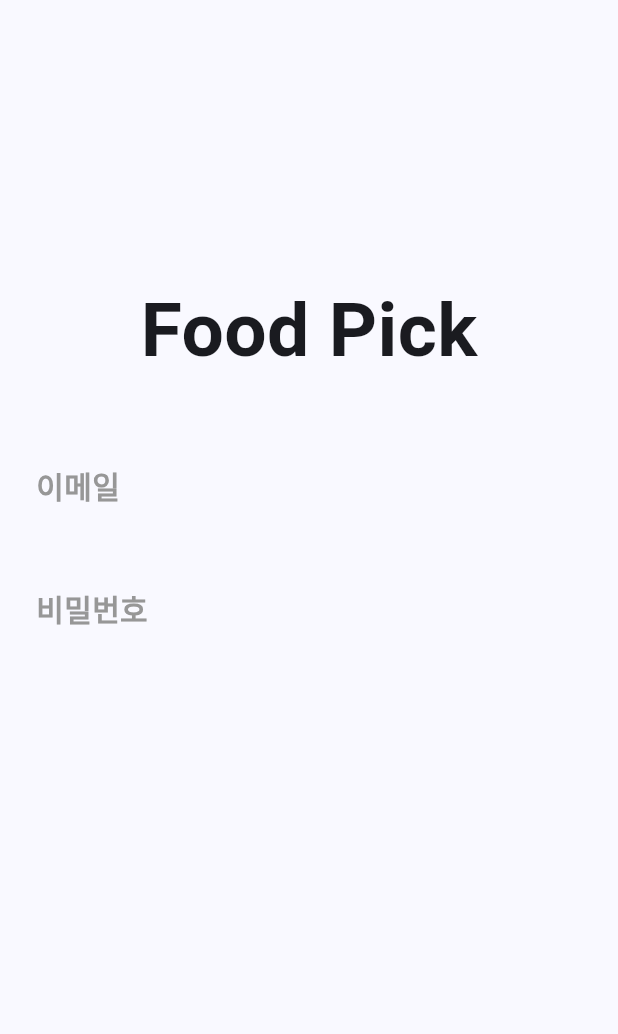
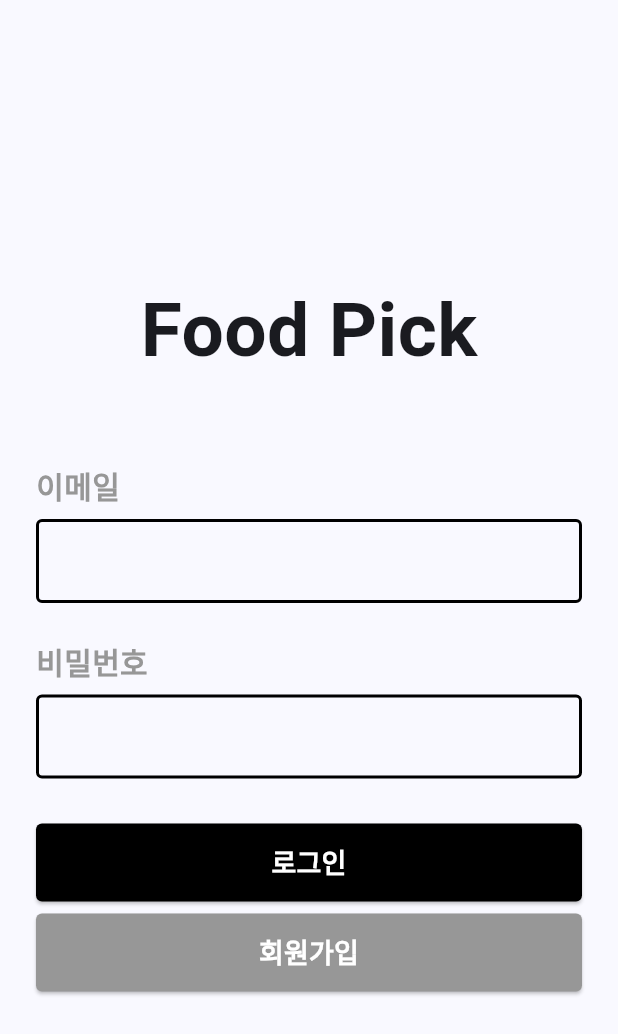
Before and after one commit to sigmadream/practice-flutter, a Flutter app: the screen it shows after launch, on a phone screen of 412 x 824 dp. Shown: the top 1034 px of the screen. Run offline on Flutter 3.47's test engine with Material 3 defaults, Android fonts, the phone set to English and light mode, and no system bars; our stand-ins replace flutter_dotenv, image_picker, supabase_flutter; accounts and stored records are empty.

Commit message:
feat: 로그인 및 회원가입

```diff
--- a/food_sns/lib/main.dart
+++ b/food_sns/lib/main.dart
@@ -1,8 +1,17 @@
 import 'package:flutter/material.dart';
+import 'package:flutter_dotenv/flutter_dotenv.dart';
+import 'package:food_sns/screen/register_screen.dart';
 import 'package:food_sns/screen/splash_screen.dart';
 import 'package:food_sns/screen/login_screen.dart';
+import 'package:supabase_flutter/supabase_flutter.dart';
 
-void main() {
+Future<void> main() async {
+  WidgetsFlutterBinding.ensureInitialized();
+  await dotenv.load();
+  await Supabase.initialize(
+    url: dotenv.get('PROJECT_URL'),
+    anonKey: dotenv.get('PROJECT_API_KEY'),
+  );
   runApp(const MyApp());
 }
 
@@ -12,7 +21,7 @@ class MyApp extends StatelessWidget {
   @override
   Widget build(BuildContext context) {
     return MaterialApp(
-      title: 'Flutter Demo',
+      title: 'Food Pickup SNS',
       theme: ThemeData(
         colorScheme: ColorScheme.fromSeed(seedColor: Colors.blueAccent),
         useMaterial3: true,
@@ -22,6 +31,7 @@ class MyApp extends StatelessWidget {
       routes: {
         '/': (context) => const SplashScreen(),
         '/login': (context) => const LoginScreen(),
+        '/register': (context) => const RegisterScreen(),
       },
     );
   }
--- a/food_sns/lib/screen/login_screen.dart
+++ b/food_sns/lib/screen/login_screen.dart
@@ -1,5 +1,10 @@
 import 'package:flutter/material.dart';
+import 'package:food_sns/common/snackbar_util.dart';
+import 'package:food_sns/widget/elevated_button_custom.dart';
 import 'package:food_sns/widget/section_text.dart';
+import 'package:food_sns/widget/text_fields.dart';
+import 'package:supabase_flutter/supabase_flutter.dart';
+
 
 class LoginScreen extends StatefulWidget {
   const LoginScreen({super.key});
@@ -10,6 +15,9 @@ class LoginScreen extends StatefulWidget {
 
 class _LoginScreenState extends State<LoginScreen> {
   final formKey = GlobalKey<FormState>();
+  final supabase = Supabase.instance.client;
+  final TextEditingController _emailController = TextEditingController();
+  final TextEditingController _passwordController = TextEditingController();
 
   @override
   Widget build(BuildContext context) {
@@ -19,25 +27,90 @@ class _LoginScreenState extends State<LoginScreen> {
         child: SingleChildScrollView(
           child: Form(
             key: formKey,
-            child: const Column(
+            child: Column(
               crossAxisAlignment: CrossAxisAlignment.start,
               children: [
-                SizedBox(height: 160),
-                Center(
+                const SizedBox(
+                  height: 160,
+                ),
+                const Center(
                   child: Text(
                     'Food Pick',
-                    style: TextStyle(fontSize: 50, fontWeight: FontWeight.bold),
+                    style: TextStyle(
+                      fontSize: 50,
+                      fontWeight: FontWeight.bold,
+                    ),
                   ),
                 ),
-                SizedBox(height: 53),
-                SectionText(
+                const SizedBox(height: 53),
+                const SectionText(
                   text: '이메일',
                   textColor: Color(0xff979797),
                 ),
-                SizedBox(height: 53),
-                SectionText(
+                const SizedBox(height: 8),
+                TextFormFieldCustom(
+                  isPasswordField: false,
+                  isReadOnly: false,
+                  keyboardType: TextInputType.emailAddress,
+                  textInputAction: TextInputAction.next,
+                  validator: (value) => inputEmailValidator(value),
+                  controller: _emailController,
+                ),
+                const SizedBox(height: 24),
+                const SectionText(
                   text: '비밀번호',
                   textColor: Color(0xff979797),
+                ),
+                const SizedBox(height: 8),
+                TextFormFieldCustom(
+                  maxLines: 1,
+                  isPasswordField: true,
+                  isReadOnly: false,
+                  keyboardType: TextInputType.visiblePassword,
+                  textInputAction: TextInputAction.done,
+                  validator: (value) => inputPasswordValidator(value),
+                  controller: _passwordController,
+                ),
+                const SizedBox(height: 30),
+                Container(
+                  width: double.infinity,
+                  height: 52,
+                  child: ElevatedButtonCustom(
+                    text: '로그인',
+                    backgroundColor: Colors.black,
+                    textColor: Colors.white,
+                    onPressed: () async {
+                      String emailValue = _emailController.text;
+                      String passwordValue = _passwordController.text;
+
+                      if (!formKey.currentState!.validate()) {
+                        return;
+                      }
+
+                      bool isLoginSuccess =
+                      await loginWithEmail(emailValue, passwordValue);
+
+                      if (!context.mounted) return;
+                      if (!isLoginSuccess) {
+                        showSnackBar(context, '로그인을 실패하였습니다.');
+                        return;
+                      }
+                      Navigator.popAndPushNamed(context, '/');
+                    },
+                  ),
+                ),
+                const SizedBox(height: 8),
+                Container(
+                  width: double.infinity,
+                  height: 52,
+                  child: ElevatedButtonCustom(
+                    text: '회원가입',
+                    backgroundColor: Color(0xff979797),
+                    textColor: Colors.white,
+                    onPressed: () {
+                      Navigator.pushNamed(context, '/register');
+                    },
+                  ),
                 ),
               ],
             ),
@@ -46,4 +119,29 @@ class _LoginScreenState extends State<LoginScreen> {
       ),
     );
   }
+
+  inputEmailValidator(value) {
+    if (value.isEmpty) {
+      return '이메일을 입력해주세요';
+    }
+    return null;
+  }
+
+  inputPasswordValidator(value) {
+    if (value.isEmpty) {
+      return '비밀번호를 입력해주세요';
+    }
+    return null;
+  }
+
+  Future<bool> loginWithEmail(String emailValue, String passwordValue) async {
+    bool isLoginSuccess = false;
+    final AuthResponse res = await supabase.auth.signInWithPassword(email: emailValue, password: passwordValue);
+    if (res.user! != null) {
+      isLoginSuccess = true;
+    } else {
+      isLoginSuccess = false;
+    }
+    return isLoginSuccess;
+  }
 }
--- /dev/null
+++ b/food_sns/lib/widget/elevated_button_custom.dart
@@ -0,0 +1,37 @@
+import 'package:flutter/material.dart';
+
+class ElevatedButtonCustom extends StatelessWidget {
+  String text;
+  Color backgroundColor;
+  Color textColor;
+  Function onPressed;
+
+  ElevatedButtonCustom({
+    super.key,
+    required this.text,
+    required this.backgroundColor,
+    required this.textColor,
+    required this.onPressed,
+  });
+
+  @override
+  Widget build(BuildContext context) {
+    return ElevatedButton(
+      onPressed: () => onPressed.call(),
+      style: ElevatedButton.styleFrom(
+        backgroundColor: backgroundColor,
+        shape: RoundedRectangleBorder(
+          borderRadius: BorderRadius.circular(4),
+        ),
+      ),
+      child: Text(
+        text,
+        style: TextStyle(
+          color: textColor,
+          fontWeight: FontWeight.bold,
+          fontSize: 18,
+        ),
+      ),
+    );
+  }
+}
--- /dev/null
+++ b/food_sns/lib/widget/text_fields.dart
@@ -0,0 +1,85 @@
+import 'package:flutter/material.dart';
+
+class TextFormFieldCustom extends StatefulWidget {
+  String? defaultText;
+  String? hintText;
+  bool isPasswordField = false;
+  bool? isEnabled;
+  int? maxLines;
+  bool isReadOnly;
+  TextInputType keyboardType;
+  TextInputAction textInputAction;
+  FormFieldValidator validator;
+  TextEditingController controller;
+  Function(String value)? onFieldSubmitted;
+  Function()? onTap;
+
+  TextFormFieldCustom({
+    this.defaultText,
+    this.hintText,
+    required this.isPasswordField,
+    this.isEnabled,
+    this.maxLines,
+    required this.isReadOnly,
+    required this.keyboardType,
+    required this.textInputAction,
+    required this.validator,
+    required this.controller,
+    this.onFieldSubmitted,
+    this.onTap,
+    super.key,
+  });
+
+  @override
+  State<TextFormFieldCustom> createState() => _TextFormFieldCustomState();
+}
+
+class _TextFormFieldCustomState extends State<TextFormFieldCustom> {
+  @override
+  Widget build(BuildContext context) {
+    return TextFormField(
+      initialValue: widget.defaultText,
+      validator: (value) => widget.validator(value),
+      controller: widget.controller,
+      keyboardType: widget.keyboardType,
+      textInputAction: widget.textInputAction,
+      enabled: widget.isEnabled,
+      readOnly: widget.isReadOnly,
+      onTap: widget.isReadOnly ? widget.onTap : null,
+      maxLines: widget.maxLines,
+      onFieldSubmitted: widget.onFieldSubmitted,
+      decoration: InputDecoration(
+        border: OutlineInputBorder(
+          borderSide: BorderSide(
+            width: 2,
+            color: Colors.black,
+          ),
+          borderRadius: BorderRadius.circular(4),
+        ),
+        enabledBorder: OutlineInputBorder(
+          borderSide: BorderSide(
+            width: 2,
+            color: Colors.black,
+          ),
+          borderRadius: BorderRadius.circular(4),
+        ),
+        errorBorder: OutlineInputBorder(
+          borderSide: BorderSide(
+            width: 2,
+            color: Colors.redAccent,
+          ),
+          borderRadius: BorderRadius.circular(4),
+        ),
+        focusedBorder: OutlineInputBorder(
+          borderSide: BorderSide(
+            width: 2,
+            color: Colors.blueAccent,
+          ),
+          borderRadius: BorderRadius.circular(4),
+        ),
+        hintText: widget.hintText,
+      ),
+      obscureText: widget.isPasswordField,
+    );
+  }
+}
--- a/food_sns/pubspec.yaml
+++ b/food_sns/pubspec.yaml
@@ -9,6 +9,9 @@ environment:
 dependencies:
   flutter:
     sdk: flutter
+  flutter_dotenv: ^5.1.0
+  image_picker: ^1.1.2
+  supabase_flutter: ^2.5.6
 
 dev_dependencies:
   flutter_test:
@@ -18,4 +21,5 @@ dev_dependencies:
 flutter:
   assets:
     - assets/
+    - .env
   uses-material-design: true
```
Also changed, not shown: food_sns/lib/common/snackbar_util.dart (added, +10 -0 lines), food_sns/lib/model/user.dart (added, +41 -0 lines), food_sns/lib/screen/register_screen.dart (added, +337 -0 lines), food_sns/lib/widget/common_appbar.dart (added, +53 -0 lines), 8 other files.
